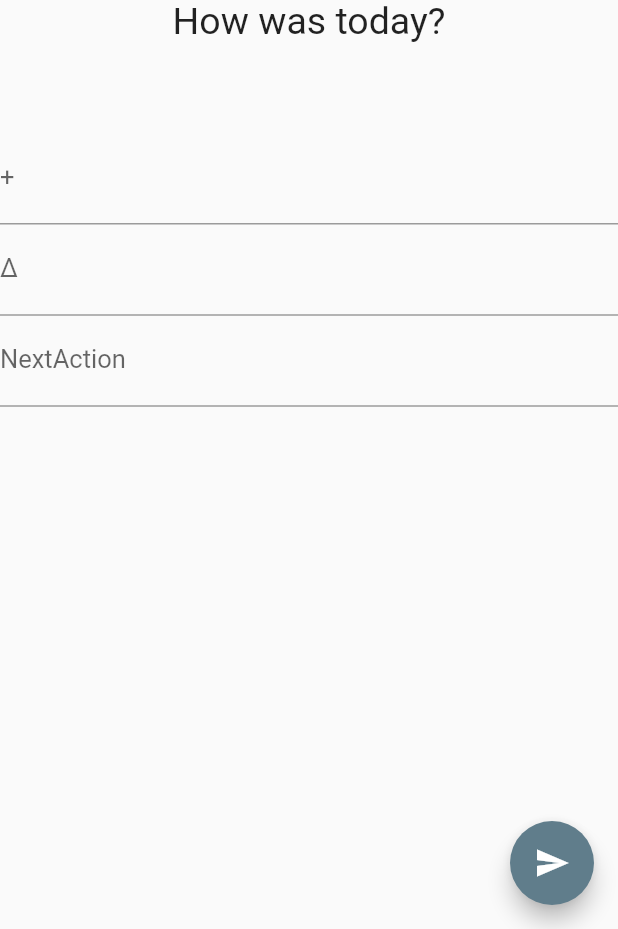
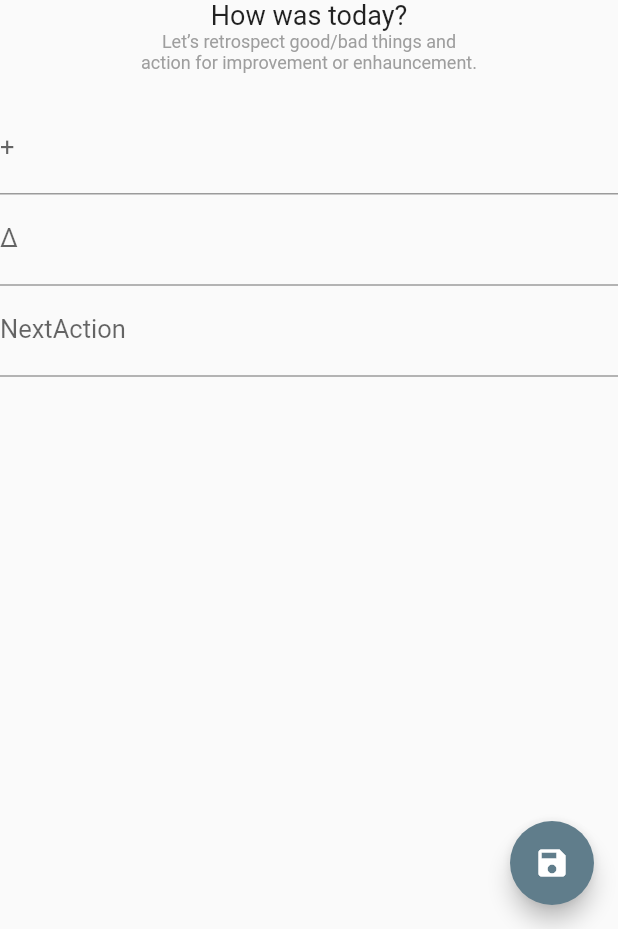
Before and after one commit to theMistletoe/plusdelta-flutter, a Flutter app: the screen it shows after launch, on a phone screen of 412 x 824 dp, the part 307-1236 px from its top. Run offline on Flutter 3.47's test engine with Material 2 defaults, Android fonts, the phone set to English and light mode, and no system bars; our stand-ins replace fluttertoast, sqflite; accounts and stored records are empty.

Commit message:
adjust main view

```diff
--- a/lib/main.dart
+++ b/lib/main.dart
@@ -133,16 +133,24 @@ class _MyHomePageState extends State<MyHomePage> {
                 const Text(
                   'How was today?',
                   style: TextStyle(
-                    fontSize: 25
+                    fontSize: 18
                   ),
                 ),
-                const Padding(padding: EdgeInsets.all(30)),
+                const Text(
+                  'Let’s retrospect good/bad things and\naction for improvement or enhauncement.',
+                  textAlign: TextAlign.center,
+                  style: TextStyle(
+                    fontSize: 12,
+                    color: Colors.grey,
+                  ),
+                ),
+                const Padding(padding: EdgeInsets.all(10)),
                 TextField(
                   keyboardType: TextInputType.multiline,
                   maxLines: null,
                   decoration: const InputDecoration(
                     labelText: '+',
-                    hintText: 'Things good or to continue'
+                    hintText: 'Write things good or to continue'
                   ),
                   controller: _plusThingController,
                 ),
@@ -151,7 +159,7 @@ class _MyHomePageState extends State<MyHomePage> {
                   maxLines: null,
                   decoration: const InputDecoration(
                     labelText: 'Δ',
-                    hintText: 'Things bad or to quit'
+                    hintText: 'Write things bad or to quit'
                   ),
                   controller: _deltaThingController,
                 ),
@@ -160,7 +168,7 @@ class _MyHomePageState extends State<MyHomePage> {
                 maxLines: null,
                 decoration: const InputDecoration(
                   labelText: 'NextAction',
-                  hintText: 'Action for improvement'
+                  hintText: 'Write Action for improvement'
                 ),
                 controller: _nextActionController,
               ),
@@ -210,7 +218,7 @@ class _MyHomePageState extends State<MyHomePage> {
           );
         },
         tooltip: '投稿',
-        child: const Icon(Icons.send),
+        child: const Icon(Icons.save),
       ), // This trailing comma makes auto-formatting nicer for build methods.
     );
   }
```
